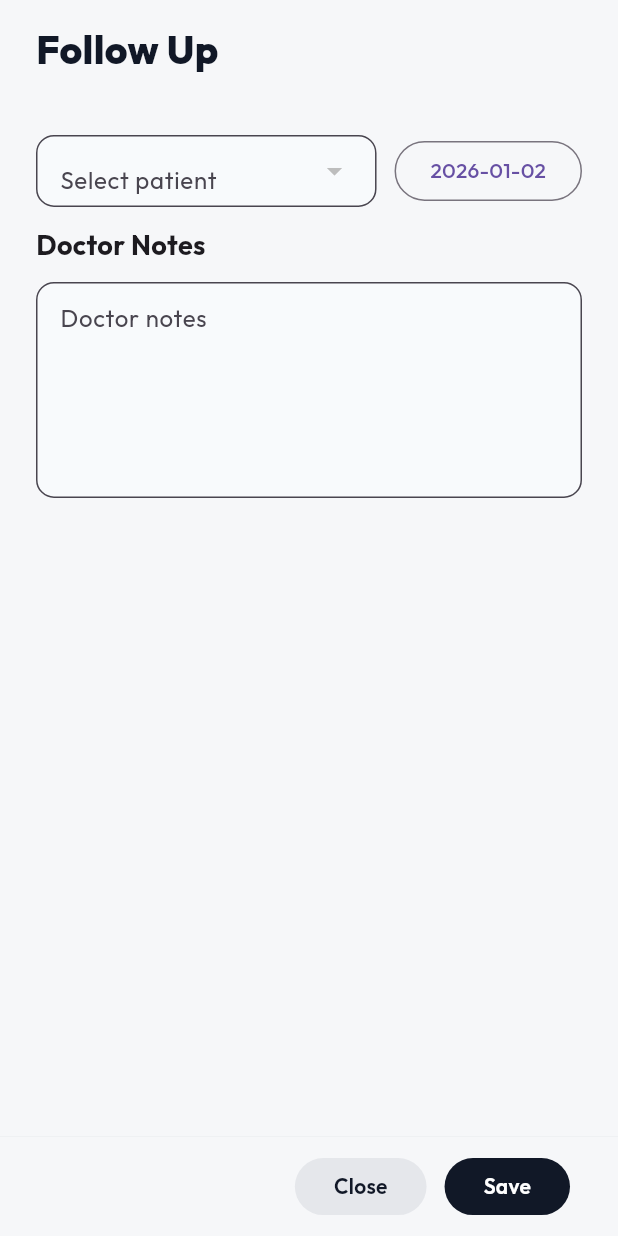
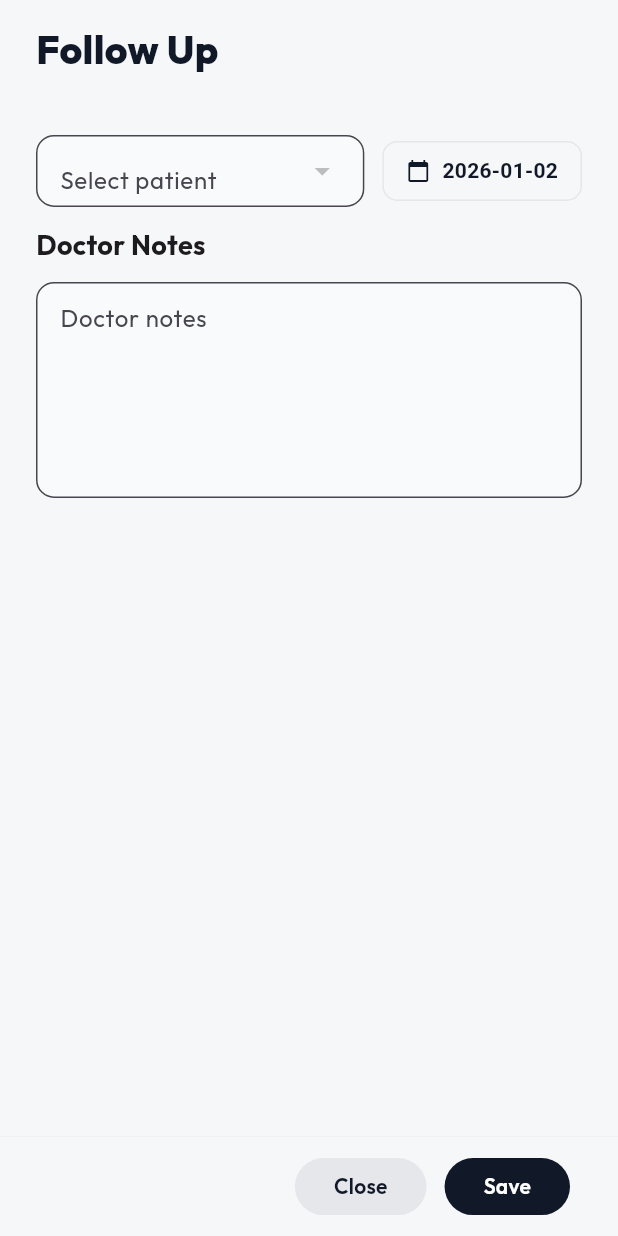
Before and after one commit to r2teducation/GDC, a Flutter app: the FollowUpWidget screen opened directly, on a phone screen of 412 x 824 dp. Run offline on Flutter 3.47's test engine with Material 3 defaults, Android fonts, the phone set to English and light mode, and no system bars; our stand-ins replace cloud_firestore, dropdown_button2, firebase_auth, firebase_core, firebase_storage, google_fonts and 1 more; accounts and stored records are empty; network calls fail; statements that could not run were skipped.

Commit message:
before lengths fix

```diff
--- a/gt/lib/treatment/followupwidget.dart
+++ b/gt/lib/treatment/followupwidget.dart
@@ -12,6 +12,7 @@ class FollowUpWidget extends StatefulWidget {
 }
 
 class _FollowUpWidgetState extends State<FollowUpWidget> {
+  String? _chiefComplaintDoctorNotes;
   final _formKey = GlobalKey<FormState>();
   final _db = FirebaseFirestore.instance;
 
@@ -97,6 +98,9 @@ class _FollowUpWidgetState extends State<FollowUpWidget> {
     setState(() {
       _selectedPatientId = v;
       _patientHealthSnapshot = null;
+      _chiefComplaintSnapshot = [];
+      _chiefComplaintDoctorNotes = null;
+      _chiefComplaintApptLabel = null;
     });
 
     if (v == null) return;
@@ -114,6 +118,8 @@ class _FollowUpWidgetState extends State<FollowUpWidget> {
       if (snap.docs.isNotEmpty) {
         setState(() {
           _patientHealthSnapshot = snap.docs.first.data();
+          _chiefComplaintSnapshot = [];
+          _chiefComplaintApptLabel = null;
         });
       }
     } catch (_) {
@@ -128,8 +134,14 @@ class _FollowUpWidgetState extends State<FollowUpWidget> {
       final treatSnap = await _db
           .collection('treatments')
           .where('patientId', isEqualTo: v)
-          .limit(1)
           .get();
+
+      treatSnap.docs.sort((a, b) {
+        final ta = a['treatmentDate'] as Timestamp?;
+        final tb = b['treatmentDate'] as Timestamp?;
+        return (ta?.millisecondsSinceEpoch ?? 0)
+            .compareTo(tb?.millisecondsSinceEpoch ?? 0);
+      });
 
       if (treatSnap.docs.isNotEmpty) {
         final data = treatSnap.docs.first.data();
@@ -138,8 +150,14 @@ class _FollowUpWidgetState extends State<FollowUpWidget> {
         final DateTime? dt = ts?.toDate();
 
         setState(() {
-          _chiefComplaintSnapshot =
-              List<Map<String, dynamic>>.from(data['problems'] ?? []);
+          final rawProblems = data['problems'];
+
+          _chiefComplaintSnapshot = rawProblems is List
+              ? List<Map<String, dynamic>>.from(rawProblems)
+              : [];
+
+          _chiefComplaintDoctorNotes =
+              (data['doctorNotes'] ?? '').toString().trim();
 
           _chiefComplaintApptLabel = dt != null
               ? DateFormat('EEEE dd-MMM-yyyy h:mm a').format(dt)
@@ -257,31 +275,60 @@ class _FollowUpWidgetState extends State<FollowUpWidget> {
       );
     }
 
-    if (_chiefComplaintSnapshot.isEmpty) {
-      return const SizedBox.shrink();
-    }
+    // Do not render anything if no patient is selected
+    if (_selectedPatientId == null) return const SizedBox.shrink();
 
-    return SizedBox(
-        width: double.infinity,
-        child: Container(
-          margin: const EdgeInsets.only(top: 16, bottom: 16),
-          padding: const EdgeInsets.all(16),
-          decoration: const BoxDecoration(
-            color: Colors.white,
-          ),
+    return Padding(
+      padding: const EdgeInsets.symmetric(vertical: 16),
       child: Column(
         crossAxisAlignment: CrossAxisAlignment.start,
         children: [
-              Text(
-                'Chief Complaint Snapshot at ${_chiefComplaintApptLabel ?? 'Last Treatment'}',
-                style: const TextStyle(
-                  fontSize: 18,
-                  fontWeight: FontWeight.w700,
+          // ===== HEADER =====
+          const Text(
+            'Chief Complaint (Initial Visit)',
+            style: TextStyle(
+              fontSize: 16,
+              fontWeight: FontWeight.w600,
+              color: _readOnlyHeading,
             ),
           ),
+
+          if (_chiefComplaintApptLabel != null) ...[
+            const SizedBox(height: 4),
+            Text(
+              _chiefComplaintApptLabel!,
+              style: const TextStyle(
+                fontSize: 13,
+                color: _readOnlyText,
+              ),
+            ),
+          ],
+
+          const SizedBox(height: 8),
+          const Divider(color: _readOnlyDivider, thickness: 0.6),
+
+          // ===== PROBLEMS SECTION =====
           const SizedBox(height: 12),
-              for (final p in _chiefComplaintSnapshot)
-                Padding(
+          const Text(
+            'Problems',
+            style: TextStyle(
+              fontSize: 13,
+              fontWeight: FontWeight.w600,
+              color: _readOnlyHeading,
+            ),
+          ),
+          const SizedBox(height: 8),
+
+          if (_chiefComplaintSnapshot.isEmpty)
+            const Text(
+              'No problems found',
+              style: TextStyle(color: _readOnlyText),
+            )
+          else
+            Column(
+              crossAxisAlignment: CrossAxisAlignment.start,
+              children: _chiefComplaintSnapshot.map((p) {
+                return Padding(
                   padding: const EdgeInsets.only(bottom: 8),
                   child: Column(
                     crossAxisAlignment: CrossAxisAlignment.start,
@@ -290,18 +337,49 @@ class _FollowUpWidgetState extends State<FollowUpWidget> {
                         'Teeth: ${(p['teeth'] as List).join(', ')}',
                         style: const TextStyle(fontWeight: FontWeight.w600),
                       ),
-                      Text('${p['type']}'),
+                      Text(
+                        p['type'] ?? '--',
+                        style: const TextStyle(
+                          fontWeight: FontWeight.w600,
+                          color: Color(0xFF111827),
+                        ),
+                      ),
                       if ((p['notes'] ?? '').toString().isNotEmpty)
                         Text(
                           p['notes'],
-                          style: const TextStyle(color: Colors.grey),
+                          style: const TextStyle(color: _readOnlyText),
                         ),
                     ],
+                  ),
+                );
+              }).toList(),
+            ),
+
+          // ===== DOCTOR NOTES SECTION =====
+          const SizedBox(height: 8),
+          const Text(
+            'Doctor Notes',
+            style: TextStyle(
+              fontSize: 13,
+              fontWeight: FontWeight.w600,
+              color: _readOnlyHeading,
+            ),
+          ),
+          const SizedBox(height: 8),
+
+          Text(
+            (_chiefComplaintDoctorNotes == null ||
+                    _chiefComplaintDoctorNotes!.isEmpty)
+                ? 'No notes found'
+                : _chiefComplaintDoctorNotes!,
+            style: const TextStyle(
+              color: _readOnlyText,
+              height: 1.5,
             ),
           ),
         ],
       ),
-        ));
+    );
   }
 
   Widget _patientHealthPanel() {
@@ -829,7 +907,28 @@ class _FollowUpWidgetState extends State<FollowUpWidget> {
                 const SizedBox(width: 12),
                 OutlinedButton(
                   onPressed: _pickDate,
-                  child: Text(_displayDate.format(_selectedDate)),
+                  style: OutlinedButton.styleFrom(
+                    padding: const EdgeInsets.symmetric(
+                        horizontal: 16, vertical: 10),
+                    side: const BorderSide(color: Color(0xFFE5E7EB), width: 1),
+                    shape: RoundedRectangleBorder(
+                      borderRadius: BorderRadius.circular(10),
+                    ),
+                    foregroundColor: const Color(0xFF111827),
+                    textStyle: const TextStyle(
+                      fontSize: 14,
+                      fontWeight: FontWeight.w600,
+                      letterSpacing: 0.2,
+                    ),
+                  ),
+                  child: Row(
+                    mainAxisSize: MainAxisSize.min,
+                    children: [
+                      const Icon(Icons.calendar_today, size: 16),
+                      const SizedBox(width: 8),
+                      Text(_displayDate.format(_selectedDate)),
+                    ],
+                  ),
                 ),
               ],
             ),
```
Also changed, not shown: gt/lib/treatment/treatmentwidget.dart (+54 -8 lines). Lines whose indentation alone changed are shown as unchanged.
